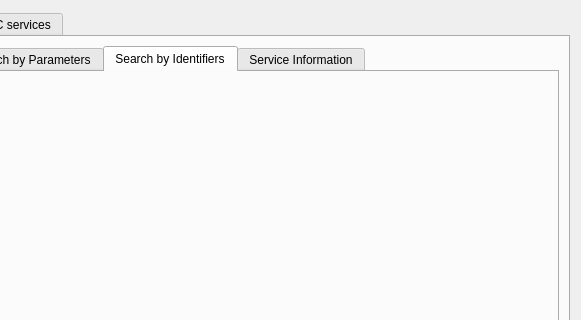
Old version of the form qquake/ui/qquake_dialog_base.ui in the repository INGV/qquake; both pictures show x 438 to 1019 and y 0 to 320 of the 1019 by 512 pixel window.
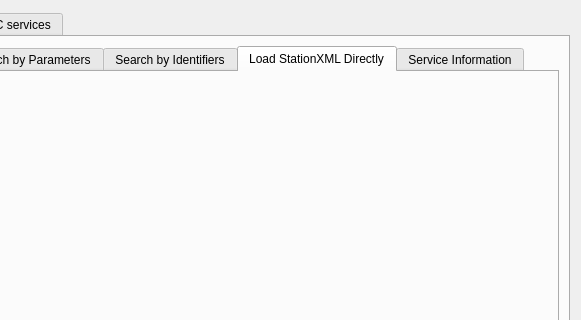
New version of the form. The open tabs and pages were chosen to show the change.

Commit message: Allow loading station xml directly

Patch:
```diff
--- a/qquake/ui/qquake_dialog_base.ui
+++ b/qquake/ui/qquake_dialog_base.ui
@@ -562,7 +562,7 @@
            <item>
             <widget class="QTabWidget" name="fdsnstation_tab_widget">
              <property name="currentIndex">
-              <number>1</number>
+              <number>2</number>
              </property>
              <widget class="QWidget" name="tab_9">
               <attribute name="title">
@@ -609,6 +609,16 @@
                </item>
               </layout>
              </widget>
+             <widget class="QWidget" name="tab_16">
+              <attribute name="title">
+               <string>Load StationXML Directly</string>
+              </attribute>
+              <layout class="QGridLayout" name="gridLayout_7">
+               <item row="0" column="0">
+                <widget class="QWidget" name="station_by_url_container" native="true"/>
+               </item>
+              </layout>
+             </widget>
              <widget class="QWidget" name="tab_10">
               <attribute name="title">
                <string>Service Information</string>
```
Left out of the diff: 16 changed lines with no effect on the pictures. The commit also changes 3 other files.
